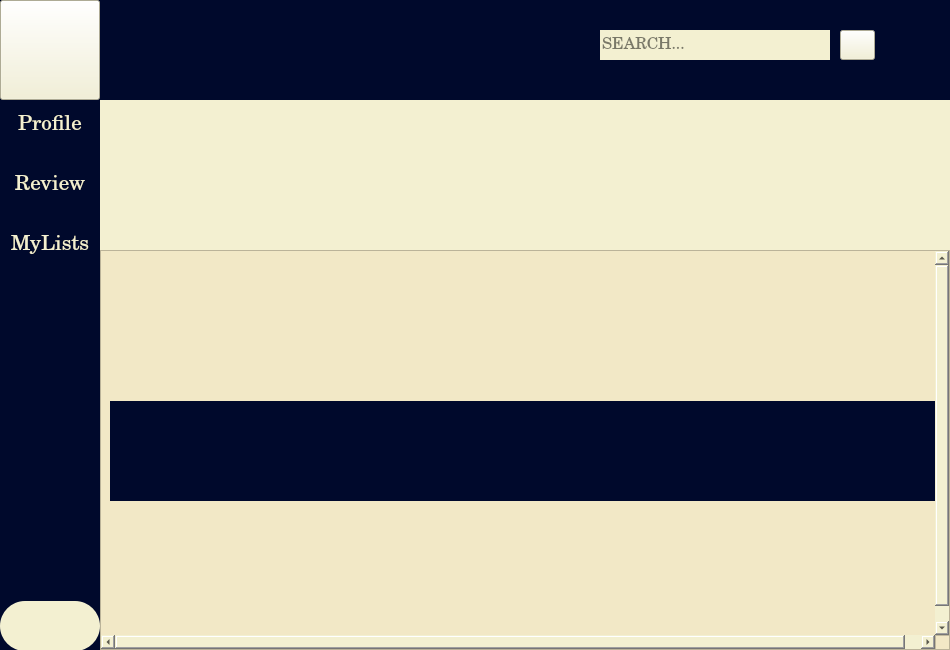
Qt form ui_new/HomePageUi.ui (gkasita/LibMov_SEP) before a commit.
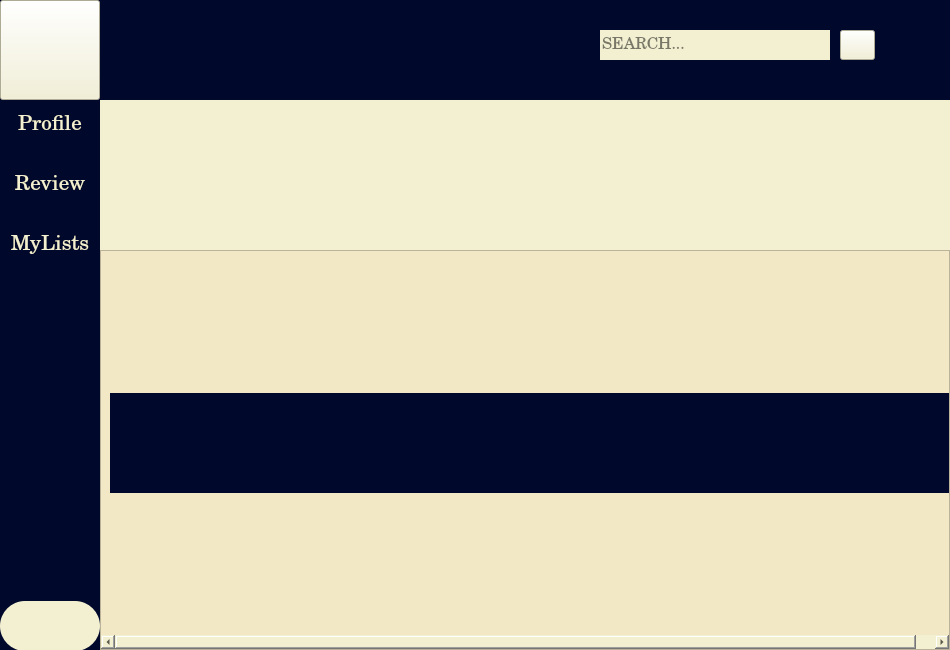
The same form after that commit. Icons and pictures are not drawn.

Patch:
```diff
--- a/ui_new/HomePageUi.ui
+++ b/ui_new/HomePageUi.ui
@@ -490,19 +490,22 @@
       <widget class="QWidget" name="scrollAreaWidgetContents">
        <property name="geometry">
         <rect>
-         <x>-19</x>
+         <x>0</x>
          <y>0</y>
-         <width>850</width>
-         <height>400</height>
+         <width>868</width>
+         <height>381</height>
         </rect>
        </property>
        <property name="minimumSize">
         <size>
-         <width>850</width>
-         <height>400</height>
+         <width>0</width>
+         <height>0</height>
         </size>
        </property>
        <layout class="QVBoxLayout" name="verticalLayout_2">
+        <property name="spacing">
+         <number>10</number>
+        </property>
         <item>
          <widget class="QWidget" name="widget_4" native="true">
           <property name="minimumSize">
@@ -529,6 +532,12 @@
              <height>300</height>
             </rect>
            </property>
+           <property name="maximumSize">
+            <size>
+             <width>300</width>
+             <height>300</height>
+            </size>
+           </property>
            <property name="styleSheet">
             <string notr="true">color: rgb(255, 255, 255);</string>
            </property>
```
Left out of the diff: 6 changed lines with no effect on the pictures.
